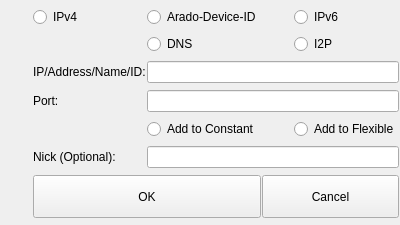
This is ui/address-input.ui in berndhs/arado as Qt 5 draws it before an edit. The edited form follows.
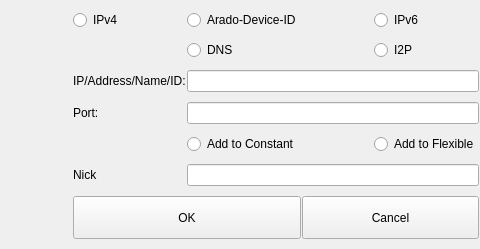
This is the edited form. Icons and pictures are not drawn.

Commit message: display C peers, move some buttons around

Diff of the .ui file:
```diff
--- a/ui/address-input.ui
+++ b/ui/address-input.ui
@@ -6,8 +6,8 @@
    <rect>
     <x>0</x>
     <y>0</y>
-    <width>400</width>
-    <height>225</height>
+    <width>480</width>
+    <height>249</height>
    </rect>
   </property>
   <property name="windowTitle">
@@ -27,7 +27,7 @@
    <item row="8" column="1">
     <widget class="QLabel" name="label_4">
      <property name="text">
-      <string>Nick (Optional):</string>
+      <string>Nick</string>
      </property>
     </widget>
    </item>
```
The commit also changes 7 other files.
